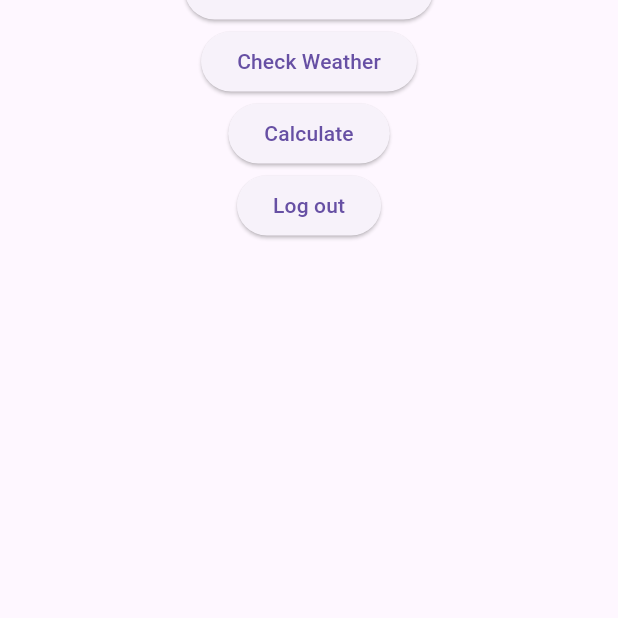
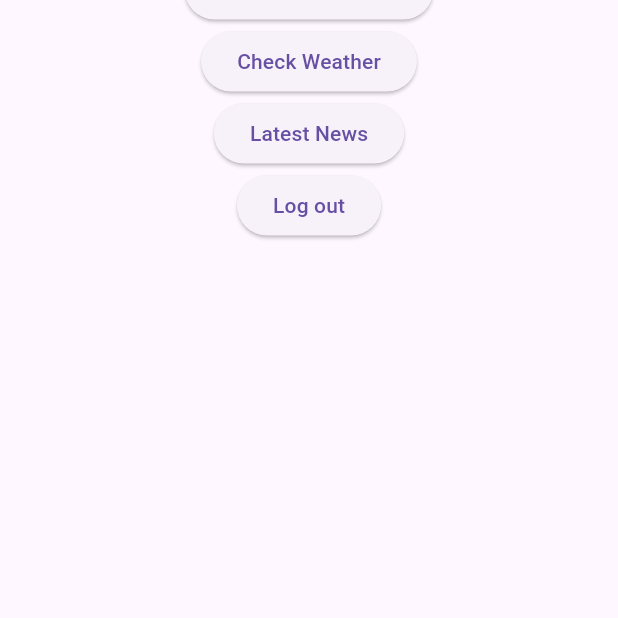
Before and after one commit to Sukhchhina/FlutterAppAssignment, a Flutter app: the screen it shows once a user with an empty profile is signed in, on a phone screen of 412 x 824 dp, the part 618-1236 px from its top. Run offline on Flutter 3.47's test engine with Material 3 defaults, Android fonts, the phone set to English and light mode, and no system bars; our stand-ins replace firebase_auth, firebase_core, go_router; accounts and stored records are empty.

Commit message:
APIS added

```diff
--- a/lib/main.dart
+++ b/lib/main.dart
@@ -9,7 +9,9 @@ import 'pages/login.dart';
 import 'pages/signup.dart';
 import 'pages/weather.dart';
 import 'pages/currency.dart';
-import 'pages/calculator.dart';
+import 'pages/news_list_page.dart';
+import 'services/news_service.dart';
+import 'providers/news_provider.dart';
 import 'firebase_options.dart';
 
 void main() async {
@@ -22,6 +24,9 @@ void main() async {
       providers: [
         Provider<AuthService>(
           create: (_) => AuthService(),
+        ),
+        ChangeNotifierProvider<NewsProvider>(
+          create: (_) => NewsProvider(newsService : NewsService()), // Pass NewsService to NewsProvider
         ),
       ],
       child: MyApp(),
@@ -38,50 +43,70 @@ class MyApp extends StatelessWidget {
         return StreamBuilder<User?>(
           stream: authService.authStateChanges,
           builder: (context, snapshot) {
+            // Determine if the user is authenticated
             final isAuthenticated = snapshot.data != null;
-            final initialRoute = isAuthenticated ? '/greeting' : '/login';
+
+            // Create and configure the GoRouter
+            final GoRouter router = GoRouter(
+              initialLocation: '/',
+              routes: [
+                // Default route with redirection based on auth state
+                GoRoute(
+                  path: '/',
+                  redirect: (context, state) => isAuthenticated ? '/greeting' : '/login',
+                ),
+                // Login page
+                GoRoute(
+                  path: '/login',
+                  builder: (context, state) => LoginPage(),
+                  redirect: (context, state) => isAuthenticated ? '/greeting' : null,
+                ),
+                // Signup page
+                GoRoute(
+                  path: '/signup',
+                  builder: (context, state) => SignupPage(),
+                  redirect: (context, state) => isAuthenticated ? '/greeting' : null,
+                ),
+                // Greeting page (protected route)
+                GoRoute(
+                  path: '/greeting',
+                  builder: (context, state) => GreetingPage(),
+                  redirect: (context, state) => isAuthenticated ? null : '/login',
+                ),
+                // Calculator page (protected route)
+                GoRoute(
+                  path: '/news_list_page',
+                  builder: (context, state) => NewsListPage(),
+                  redirect: (context, state) => isAuthenticated ? null : '/news_list_page',
+                ),
+                // Weather page (protected route)
+                GoRoute(
+                  path: '/weather',
+                  builder: (context, state) => WeatherPage(),
+                  redirect: (context, state) => isAuthenticated ? null : '/login',
+                ),
+                // Currency page (protected route)
+                GoRoute(
+                  path: '/currency',
+                  builder: (context, state) => CurrencyPage(),
+                  redirect: (context, state) => isAuthenticated ? null : '/login',
+                ),
+              ],
+              errorBuilder: (context, state) {
+                return Scaffold(
+                  body: Center(
+                    child: Text('Page not found: ${state.error}'),
+                  ),
+                );
+              },
+            );
 
             return MaterialApp.router(
               title: 'Flutter App',
               theme: ThemeData(
                 primarySwatch: Colors.blue,
               ),
-              routerConfig: GoRouter(
-                initialLocation: initialRoute,
-                routes: [
-                  GoRoute(
-                    path: '/',
-                    redirect: (context, state) {
-                      // Redirect based on authentication state
-                      return isAuthenticated ? '/greeting' : '/login';
-                    },
-                  ),
-                  GoRoute(
-                    path: '/login',
-                    builder: (context, state) => LoginPage(),
-                  ),
-                  GoRoute(
-                    path: '/signup',
-                    builder: (context, state) => SignupPage(),
-                  ),
-                  GoRoute(
-                    path: '/greeting',
-                    builder: (context, state) => GreetingPage(),
-                  ),
-                  GoRoute(
-                    path: '/calculator',
-                    builder: (context, state) => CalculatorPage(),
-                  ),
-                  GoRoute(
-                    path: '/weather',
-                    builder: (context, state) => WeatherPage(),
-                  ),
-                  GoRoute(
-                    path: '/currency',
-                    builder: (context, state) => CurrencyPage(),
-                  ),
-                ],
-              ),
+              routerConfig: router,
             );
           },
         );
--- a/lib/pages/greeting.dart
+++ b/lib/pages/greeting.dart
@@ -33,8 +33,8 @@ class GreetingPage extends StatelessWidget {
               child: Text('Check Weather'),
             ),
             ElevatedButton(
-              onPressed: () => context.go('/calculator'),
-              child: Text('Calculate'),
+              onPressed: () => context.go('/news_list_page'),
+              child: Text('Latest News'),
             ),
             ElevatedButton(
               onPressed: () async {
--- /dev/null
+++ b/lib/weather_model.dart
@@ -0,0 +1,26 @@
+// weather_model.dart
+class Weather {
+  final String description;
+  final double temperature;
+  final double windSpeed;
+  final int humidity;
+  final String icon;
+
+  Weather({
+    required this.description,
+    required this.temperature,
+    required this.windSpeed,
+    required this.humidity,
+    required this.icon,
+  });
+
+  factory Weather.fromJson(Map<String, dynamic> json) {
+    return Weather(
+      description: json['weather'][0]['description'],
+      temperature: json['main']['temp'],
+      windSpeed: json['wind']['speed'],
+      humidity: json['main']['humidity'],
+      icon: json['weather'][0]['icon'],
+    );
+  }
+}
--- a/pubspec.yaml
+++ b/pubspec.yaml
@@ -35,11 +35,12 @@ dependencies:
   # The following adds the Cupertino Icons font to your application.
   # Use with the CupertinoIcons class for iOS style icons.
   cupertino_icons: ^1.0.6
-  firebase_auth: ^5.1.2
-  firebase_core: ^3.2.0
+  firebase_auth: ^5.1.3
+  firebase_core: ^3.1.2
   provider: ^6.1.2
   http: ^1.2.2
   go_router: ^14.2.1
+  expressions: ^0.2.5+1
 
 dev_dependencies:
   flutter_test:
```
Also changed, not shown: lib/pages/calculator.dart (deleted, +0 -86 lines), lib/pages/currency.dart (+11 -1 lines), lib/pages/news_list_page.dart (added, +39 -0 lines), lib/pages/weather.dart (+78 -25 lines), lib/providers/news_provider.dart (added, +32 -0 lines), lib/services/news_service.dart (added, +19 -0 lines), pubspec.lock, 2 other files.
